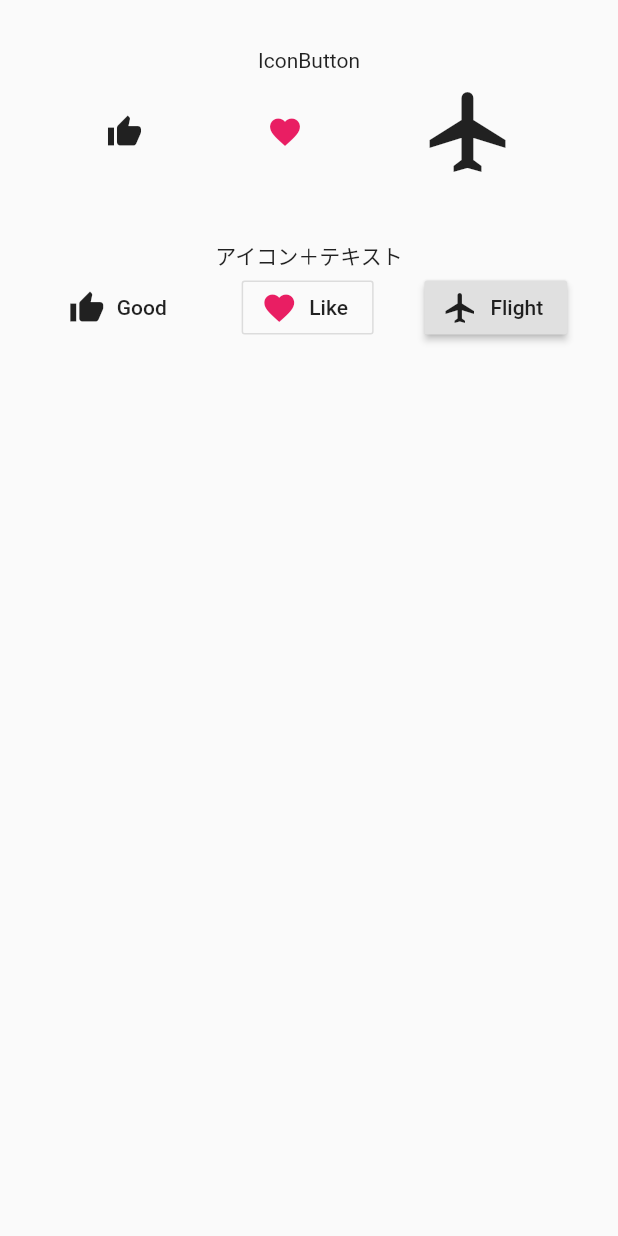
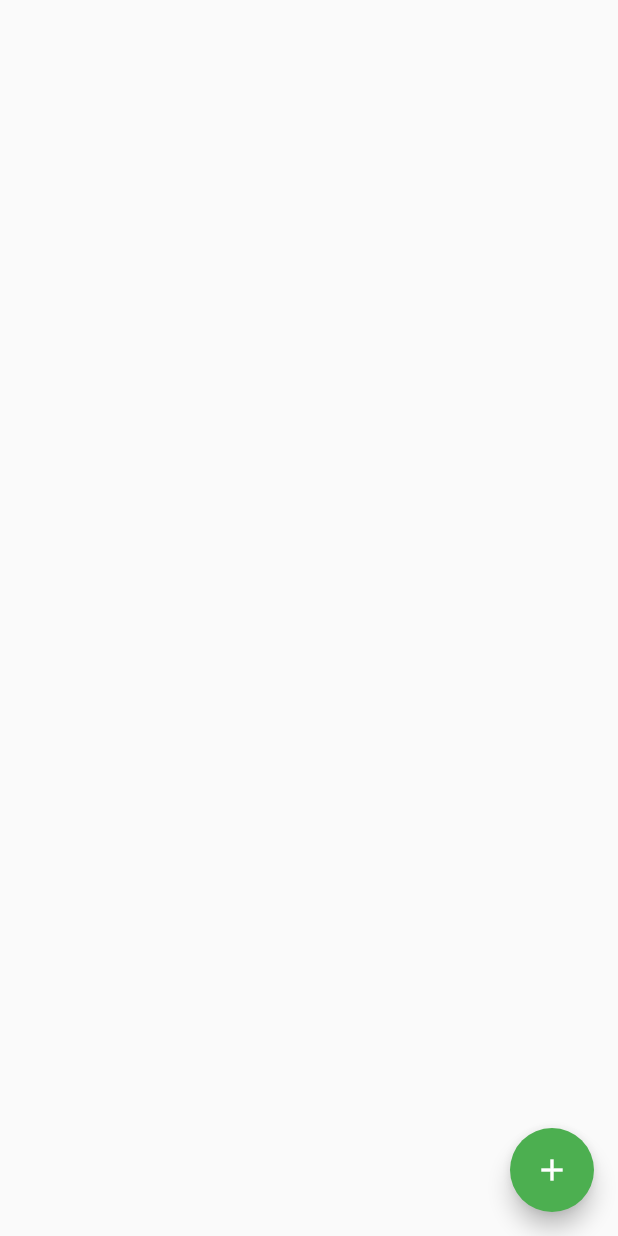
Before and after one commit to Naruse-Kazuki/Todo_App, a Flutter app: the screen it shows after launch, on a phone screen of 412 x 824 dp. Run offline on Flutter 3.47's test engine with Material 2 defaults, Android fonts, the phone set to English and light mode, and no system bars.

Commit message:
add_materialBotton

```diff
--- a/lib/main.dart
+++ b/lib/main.dart
@@ -9,56 +9,10 @@ class MyApp extends StatelessWidget {
       title: 'Flutter Demo',
       theme: ThemeData(primarySwatch: Colors.blue),
       home: Scaffold(
-        body: Column(
-          children: <Widget>[
-            Container(
-              padding: EdgeInsets.only(top: 32),
-              child: Text('IconButton'),
-            ),
-            Row(
-              mainAxisAlignment: MainAxisAlignment.spaceEvenly,
-              children: <Widget>[
-                IconButton(
-                  onPressed: () {},
-                  icon: Icon(Icons.thumb_up),
-                ),
-                IconButton(
-                  color: Colors.pink,
-                  onPressed: () {},
-                  icon: Icon(Icons.favorite),
-                ),
-                IconButton(
-                  iconSize: 64,
-                  onPressed: () {},
-                  icon: Icon(Icons.flight),
-                ),
-              ],
-            ),
-            Container(
-              padding: EdgeInsets.only(top: 32),
-              child: Text('アイコン＋テキスト'),
-            ),
-            Row(
-              mainAxisAlignment: MainAxisAlignment.spaceEvenly,
-              children: <Widget>[
-                FlatButton.icon(
-                  onPressed: () {},
-                  icon: Icon(Icons.thumb_up),
-                  label: Text('Good'),
-                ),
-                OutlineButton.icon(
-                  onPressed: () {},
-                  icon: Icon(Icons.favorite, color: Colors.pink),
-                  label: Text('Like'),
-                ),
-                RaisedButton.icon(
-                  onPressed: () {},
-                  icon: Icon(Icons.flight),
-                  label: Text('Flight'),
-                ),
-              ],
-            ),
-          ],
+        floatingActionButton: FloatingActionButton(
+          backgroundColor: Colors.green,
+          onPressed: () {},
+          child: Icon(Icons.add),
         ),
       ),
     );
```
